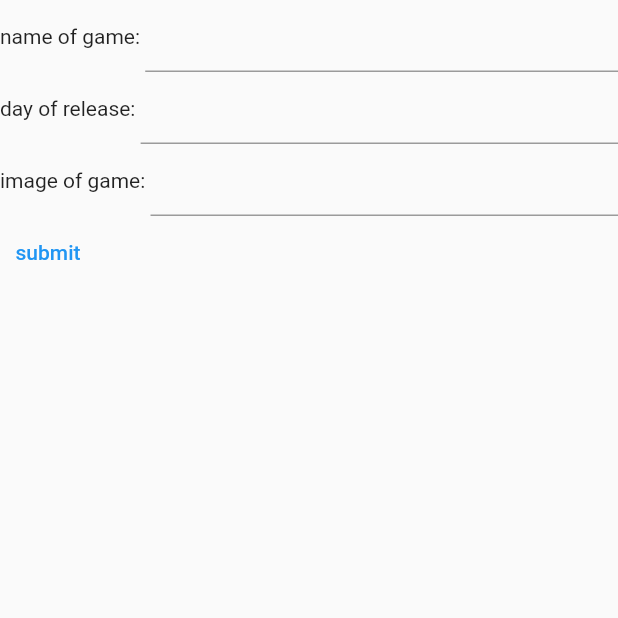
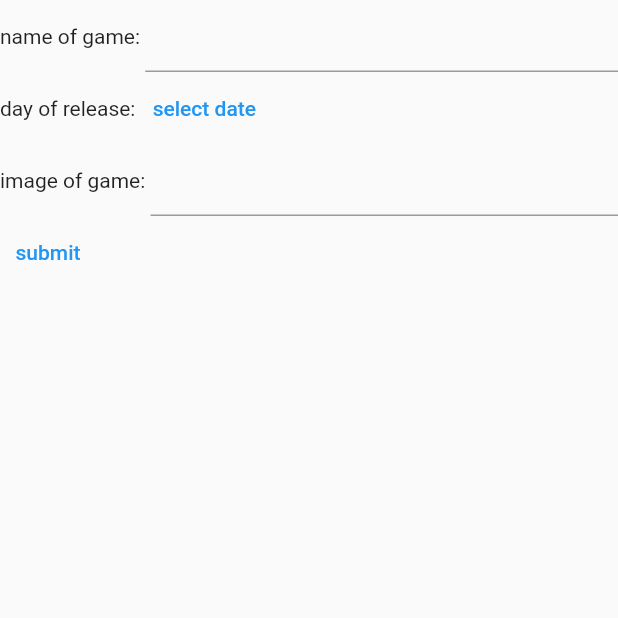
Before and after one commit to Monstring/game_calendar, a Flutter app: the screen it shows after launch, after a tap on the "add" icon, on a phone screen of 412 x 824 dp, the top half of it. Run offline on Flutter 3.47's test engine with Material 2 defaults, Android fonts, the phone set to English and light mode, and no system bars; missing offline and left inert: simple_moment.

Commit message:
timers and add

```diff
--- a/lib/AddItemPage.dart
+++ b/lib/AddItemPage.dart
@@ -16,12 +16,11 @@ class AddItemPage extends StatefulWidget {
 }
 
 class _AddItemPageState extends State<AddItemPage> {
+  DateTime _dateTime;
   final nameController = TextEditingController();
-  final timeController = TextEditingController();
   @override
   void dispose() {
     nameController.dispose();
-    timeController.dispose();
     super.dispose();
   }
 
@@ -44,11 +43,20 @@ class _AddItemPageState extends State<AddItemPage> {
             Row(
               children: [
                 Text('day of release: '),
-                Expanded(
-                  child: TextField(
-                    controller: timeController,
-                  ),
-                )
+                TextButton(
+                    onPressed: () {
+                      showDatePicker(
+                              context: context,
+                              initialDate: DateTime.now(),
+                              firstDate: DateTime(2010),
+                              lastDate: (DateTime(DateTime.now().year + 10)))
+                          .then((date) {
+                        setState(() {
+                          _dateTime = date;
+                        });
+                      });
+                    },
+                    child: Text('select date'))
               ],
             ),
             Row(
@@ -67,7 +75,7 @@ class _AddItemPageState extends State<AddItemPage> {
                               context,
                               ItemModel(
                                   name: nameController.text,
-                                  dateTime: DateTime.now()))
+                                  dateTime: _dateTime))
                         },
                     child: Text('submit'))
               ],
--- a/lib/ListPage.dart
+++ b/lib/ListPage.dart
@@ -35,32 +35,17 @@ class _ListPage extends State<ListPage> {
         onPressed: () async {
           var result = await Navigator.push<ItemModel>(
               context, MaterialPageRoute(builder: (context) => AddItemPage()));
-          print(result);
+          setState(() {
+            items.add(result);
+          });
         },
       ),
       body: Column(
+          mainAxisSize: MainAxisSize.max,
           children: items
-              .map((e) => SingleCard(
-                  image: 'image', name: e.name, initialTime: e.dateTime))
-              .toList()
-          // [
-          //   SingleCard(
-          //     image: 'image',
-          //     name: 'Metroid Prime 4',
-          //     timer: 'never',
-          //   ),
-          //   SingleCard(
-          //     image: 'image',
-          //     name: 'Shin Megami Tensei V',
-          //     timer: 'this year?',
-          //   ),
-          //   SingleCard(
-          //     image: 'image',
-          //     name: 'Silksong',
-          //     timer: 'SOON',
-          //   ),
-          // ],
-          ),
+              .map((card) => SingleCard(
+                  image: 'image', name: card.name, initialTime: card.dateTime))
+              .toList()),
     );
   }
 }
--- a/lib/SingleCard.dart
+++ b/lib/SingleCard.dart
@@ -25,9 +25,11 @@ class _SingleCardState extends State<SingleCard> {
     remainingTime = widget.initialTime.difference(DateTime.now());
     timer = Timer.periodic(Duration(seconds: 1), (timer) {
       setState(() {
-        // remainingTime = remainingTime - (Duration(seconds: 1));
+        remainingTime = remainingTime - (Duration(seconds: 1));
         // timerMoment = Moment.fromDateTime(widget.initialTime);
-        timerText = remainingTime.inDays.toString();
+        timerText = remainingTime.inSeconds > 0
+            ? '${remainingTime.inDays.toString()}D : ${remainingTime.inHours.remainder(24).toString()}H : ${remainingTime.inMinutes.remainder(60).toString()}M : ${remainingTime.inSeconds.remainder(60).toString()}S'
+            : 'complete';
         // timerText = timerMoment.fromNow();
       });
     });
@@ -36,16 +38,21 @@ class _SingleCardState extends State<SingleCard> {
 
   @override
   Widget build(BuildContext context) {
-    return Container(
-      padding: EdgeInsets.all(10).copyWith(top: 5),
-      child: Card(
-          child: Row(
-        children: <Widget>[
-          Expanded(child: Text(widget.image)),
-          Expanded(child: Text(widget.name)),
-          Expanded(child: Text(timerText))
-        ],
-      )),
+    return Card(
+      child: Container(
+        padding: EdgeInsets.symmetric(horizontal: 10, vertical: 8),
+        child: Row(
+          mainAxisAlignment: MainAxisAlignment.spaceBetween,
+          children: <Widget>[
+            Text(widget.image),
+            SizedBox(
+              width: 6,
+            ),
+            Expanded(child: Text(widget.name)),
+            Expanded(child: Text(timerText, textAlign: TextAlign.end))
+          ],
+        ),
+      ),
     );
   }
 }
```
